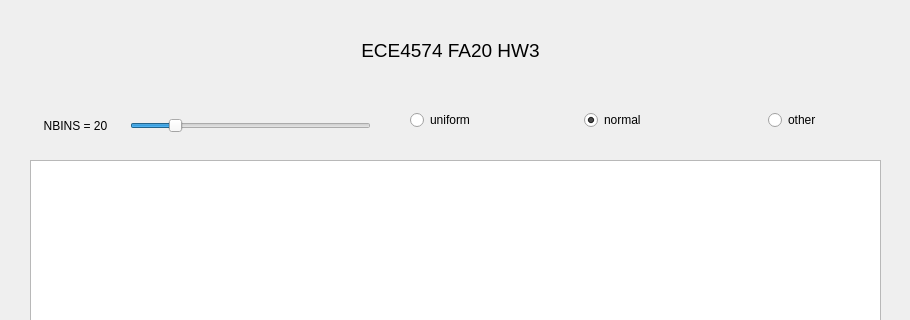
This is mainwindow.ui in DhairyaSurana/Qt-Distribution as Qt 5 draws it before an edit; both pictures show x 0 to 910 and y 0 to 320 of the 910 by 661 pixel window. The edited form follows.
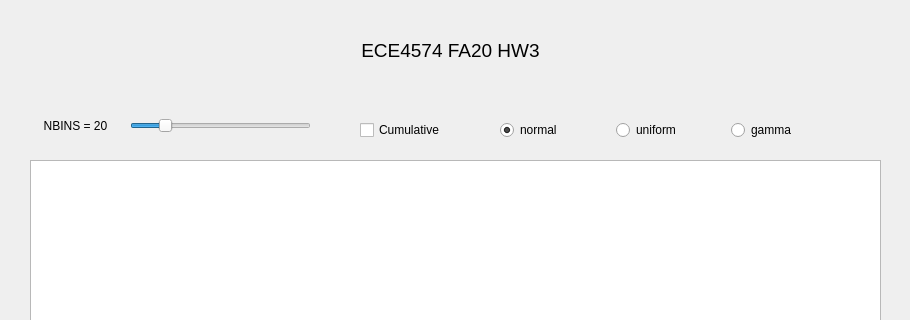
This is the edited form. Custom widgets are drawn as their Qt base class.

Commit message: Added checkbox for cumulative histogram (need to fix legend issue)

```diff
--- a/mainwindow.ui
+++ b/mainwindow.ui
@@ -17,9 +17,9 @@
    <widget class="QWidget" name="horizontalLayoutWidget">
     <property name="geometry">
      <rect>
-      <x>410</x>
-      <y>100</y>
-      <width>411</width>
+      <x>500</x>
+      <y>110</y>
+      <width>341</width>
       <height>41</height>
      </rect>
     </property>
@@ -27,17 +27,7 @@
      <property name="sizeConstraint">
       <enum>QLayout::SetDefaultConstraint</enum>
      </property>
-     <item alignment="Qt::AlignLeft">
-      <widget class="QRadioButton" name="uni_button">
-       <property name="text">
-        <string>uniform</string>
-       </property>
-       <property name="checked">
-        <bool>false</bool>
-       </property>
-      </widget>
-     </item>
-     <item alignment="Qt::AlignHCenter">
+     <item>
       <widget class="QRadioButton" name="norm_button">
        <property name="enabled">
         <bool>true</bool>
@@ -50,10 +40,20 @@
        </property>
       </widget>
      </item>
-     <item alignment="Qt::AlignRight">
+     <item>
+      <widget class="QRadioButton" name="uni_button">
+       <property name="text">
+        <string>uniform</string>
+       </property>
+       <property name="checked">
+        <bool>false</bool>
+       </property>
+      </widget>
+     </item>
+     <item>
       <widget class="QRadioButton" name="other_button">
        <property name="text">
-        <string>other</string>
+        <string>gamma</string>
        </property>
       </widget>
      </item>
@@ -98,7 +98,7 @@
      <rect>
       <x>130</x>
       <y>110</y>
-      <width>241</width>
+      <width>181</width>
       <height>31</height>
      </rect>
     </property>
@@ -137,6 +137,19 @@
      <set>Qt::AlignCenter</set>
     </property>
    </widget>
+   <widget class="QCheckBox" name="checkBox">
+    <property name="geometry">
+     <rect>
+      <x>360</x>
+      <y>120</y>
+      <width>91</width>
+      <height>20</height>
+     </rect>
+    </property>
+    <property name="text">
+     <string>Cumulative</string>
+    </property>
+   </widget>
   </widget>
   <widget class="QMenuBar" name="menubar">
    <property name="geometry">
```
The commit also changes 3 other files.
